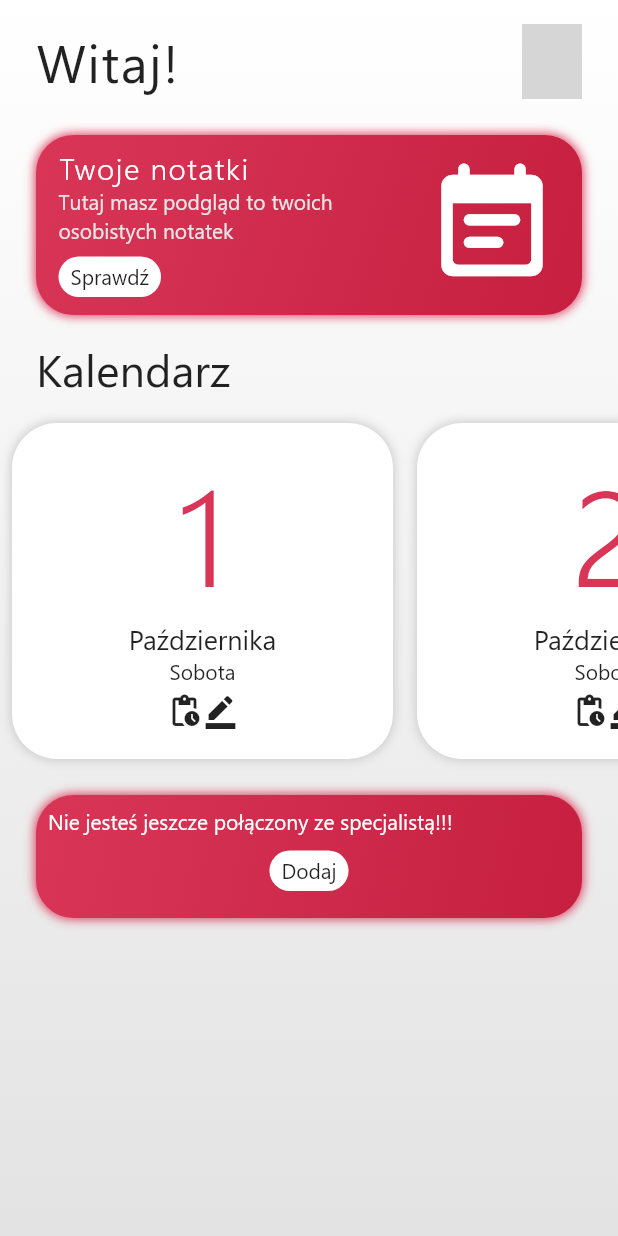
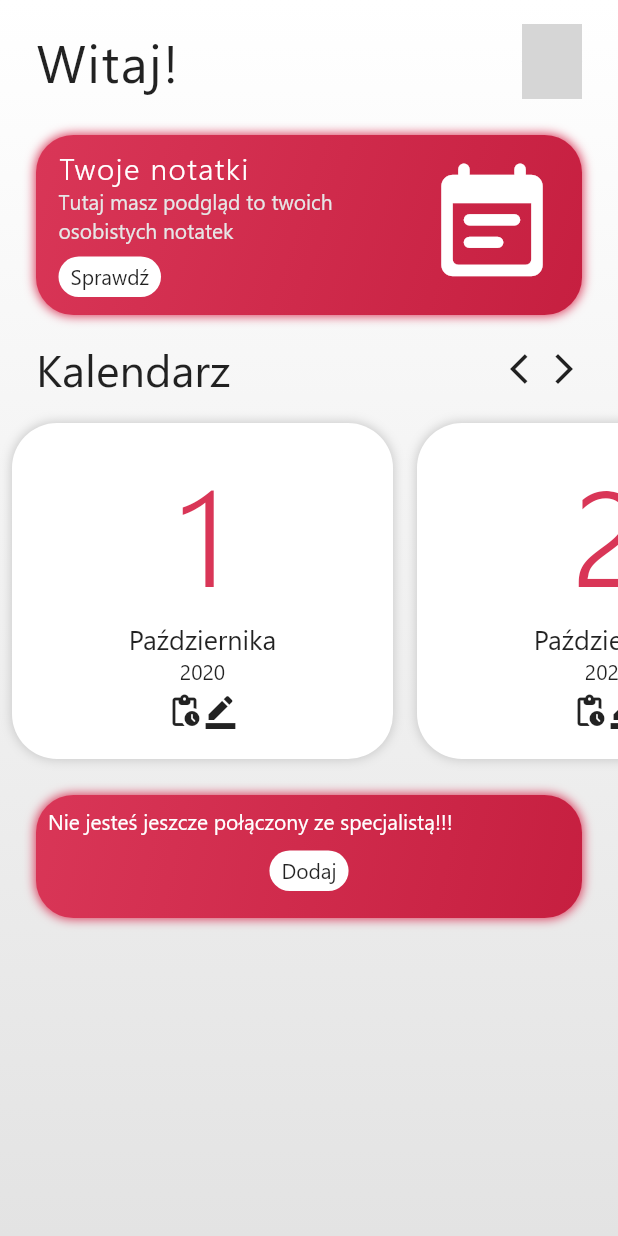
Before and after one commit to krzygrzywygrzy/Razio, a Flutter app: the Dashbord screen opened by its route, on a phone screen of 412 x 824 dp. Run offline on Flutter 3.47's test engine with Material 2 defaults, Android fonts, the phone set to English and light mode, and no system bars; our stand-ins replace email_validator, flutter_redux, redux; network calls fail; grey boxes are pictures that could not be loaded.

```diff
--- a/lib/components/cards/calendar_card.dart
+++ b/lib/components/cards/calendar_card.dart
@@ -1,10 +1,32 @@
 import 'package:flutter/material.dart';
 
 class CalendarCard extends StatelessWidget {
-  const CalendarCard({this.onTap, this.month, this.day});
+  const CalendarCard(
+      {this.onTap, this.month, this.day, this.year, this.visit, this.psyNote});
   final Function onTap;
   final String month;
+  final int year;
   final int day;
+  final bool visit, psyNote;
+
+  List<Widget> bottomIcons() {
+    List<Widget> list = [];
+    if (visit != null && psyNote != null) {
+      visit == true
+          ? list.add(
+              Icon(
+                Icons.pending_actions_rounded,
+              ),
+            )
+          : print("");
+      psyNote == true
+          ? list.add(
+              Icon(Icons.border_color),
+            )
+          : print("");
+    }
+    return list;
+  }
 
   @override
   Widget build(BuildContext context) {
@@ -33,16 +55,15 @@ class CalendarCard extends StatelessWidget {
                     fontSize: 18,
                   ),
                 ),
-                Text("Sobota"),
+                Text(
+                  "$year",
+                ),
                 SizedBox(
                   height: 5,
                 ),
                 Row(
                   mainAxisAlignment: MainAxisAlignment.center,
-                  children: [
-                    Icon(Icons.pending_actions_outlined),
-                    Icon(Icons.border_color)
-                  ],
+                  children: bottomIcons(),
                 ),
               ],
             ),
--- a/lib/components/family_components/family_card.dart
+++ b/lib/components/family_components/family_card.dart
@@ -17,7 +17,9 @@ class FamilyCard extends StatelessWidget {
             Row(
               mainAxisAlignment: MainAxisAlignment.spaceAround,
               children: [
-                Awatar(),
+                Avatar(
+                  size: 60,
+                ),
                 Column(
                   crossAxisAlignment: CrossAxisAlignment.start,
                   children: [
--- a/lib/components/interaction_components/bottom_sheet.dart
+++ b/lib/components/interaction_components/bottom_sheet.dart
@@ -31,7 +31,6 @@ class ShowBottomSheet {
                     obscure: false,
                     onChanged: (value) {
                       name = value;
-                      print(name);
                     },
                   ),
                   Padding(
--- a/lib/components/user_dashboard.dart
+++ b/lib/components/user_dashboard.dart
@@ -5,16 +5,16 @@ import 'package:mental_health/components/cards/colored_card.dart';
 import 'package:mental_health/components/interaction_components/little_button.dart';
 import 'package:mental_health/models/primaryData.dart';
 import 'package:mental_health/services/allert.dart';
-import 'package:mental_health/services/calendar_data.dart';
+import 'package:mental_health/services/calendar_services.dart';
 import 'package:mental_health/views/calendar_day_view.dart';
 import '../const.dart';
 import 'package:mental_health/main.dart';
 import "package:mental_health/components/interaction_components/bottom_sheet.dart";
-
 import 'avatar.dart';
 
 class UserDashboard extends StatefulWidget {
-  UserDashboard({Key key}) : super(key: key);
+  UserDashboard({this.index});
+  final int index;
 
   @override
   _UserDashboardState createState() => _UserDashboardState();
@@ -27,8 +27,9 @@ class _UserDashboardState extends State<UserDashboard> {
   @override
   void initState() {
     month = DateTime.now().month - 1;
+    year = DateTime.now().year;
     days = dayInMonth(month);
-    year = DateTime.now().year;
+
     super.initState();
   }
 
@@ -36,7 +37,6 @@ class _UserDashboardState extends State<UserDashboard> {
     switch (month) {
       case 1:
         return 28;
-        break;
       case 0:
       case 2:
       case 4:
@@ -45,7 +45,6 @@ class _UserDashboardState extends State<UserDashboard> {
       case 9:
       case 11:
         return 31;
-        break;
       case 3:
       case 5:
       case 8:
@@ -63,6 +62,7 @@ class _UserDashboardState extends State<UserDashboard> {
       child: Column(
         children: [
           Row(
+            mainAxisAlignment: MainAxisAlignment.spaceBetween,
             children: [
               Padding(
                 padding:
@@ -75,6 +75,56 @@ class _UserDashboardState extends State<UserDashboard> {
                       fontSize: 30,
                     ),
                   ),
+                ),
+              ),
+              Padding(
+                padding:
+                    const EdgeInsets.symmetric(horizontal: 24, vertical: 8),
+                child: Row(
+                  children: [
+                    GestureDetector(
+                      onTap: () {
+                        setState(
+                          () {
+                            if (month != 0) {
+                              month--;
+                              days = dayInMonth(month + 1);
+                            } else {
+                              year--;
+                              month = 11;
+                              days = dayInMonth(month + 1);
+                            }
+                          },
+                        );
+                        CalendarServices.getNotesForMonth(
+                            store.state.families[widget.index].familyId,
+                            month,
+                            context);
+                      },
+                      child: Icon(Icons.arrow_back_ios),
+                    ),
+                    GestureDetector(
+                      onTap: () {
+                        setState(
+                          () {
+                            if (month != 11) {
+                              days = dayInMonth(month + 1);
+                              month++;
+                            } else {
+                              year++;
+                              month = 0;
+                              days = dayInMonth(month + 1);
+                            }
+                            CalendarServices.getNotesForMonth(
+                                store.state.families[widget.index].familyId,
+                                month,
+                                context);
+                          },
+                        );
+                      },
+                      child: Icon(Icons.arrow_forward_ios),
+                    ),
+                  ],
                 ),
               ),
             ],
@@ -90,6 +140,9 @@ class _UserDashboardState extends State<UserDashboard> {
                   child: CalendarCard(
                     month: months[month],
                     day: index + 1,
+                    year: year,
+                    psyNote: true,
+                    visit: true,
                     onTap: () {
                       if (store.state.families.length != 0) {
                         Navigator.push(
@@ -98,7 +151,8 @@ class _UserDashboardState extends State<UserDashboard> {
                             builder: (context) => DayView(
                               day: index + 1,
                               month: month,
-                              year: year, //TODO: chceck with year
+                              year: year,
+                              index: 0,
                             ),
                           ),
                         );
@@ -125,13 +179,16 @@ class _UserDashboardState extends State<UserDashboard> {
             child: StoreConnector<PrimaryData, PrimaryData>(
               converter: (store) => store.state,
               builder: (context, state) {
+                if (store.state.userInfo.role == USER_ROLE) {
                   if (store.state.families.length != 0) {
                     return Expanded(
                       child: Padding(
                         padding: const EdgeInsets.all(8.0),
                         child: Row(
                           children: [
-                          Awatar(),
+                            Avatar(
+                              size: 60,
+                            ),
                             Column(
                               children: [
                                 Text(
@@ -141,7 +198,8 @@ class _UserDashboardState extends State<UserDashboard> {
                                   ),
                                 ),
                                 Text(
-                                store.state.families[0].psychologistNames,
+                                  store.state.families[widget.index]
+                                      .psychologistNames,
                                   style: TextStyle(
                                     color: Colors.white,
                                     fontSize: 20,
@@ -183,6 +241,9 @@ class _UserDashboardState extends State<UserDashboard> {
                       ),
                     );
                   }
+                } else {
+                  return Container();
+                }
               },
             ),
           ),
--- a/lib/models/calendarNote.dart
+++ b/lib/models/calendarNote.dart
@@ -7,7 +7,7 @@ class CalendarNote {
   CalendarNote({this.message, this.userId, this.userRole, this.date});
 
   CalendarNote.fromJson(Map<String, dynamic> json)
-      : message = json['messasge'],
+      : message = json['message'],
         userId = json['userId'],
         userRole = json['userRole'];
 }
--- a/lib/models/privateNote.dart
+++ b/lib/models/privateNote.dart
@@ -1,16 +1,12 @@
 import 'date.dart';
 
 class PrivateNote {
-  String message;
+  String message, id;
   Date creationDate;
 
-  PrivateNote({this.creationDate, this.message});
+  PrivateNote({this.creationDate, this.message, this.id});
 
-  PrivateNote.fromJson(Map<String, dynamic> json) : message = json['message'];
-
-  List<PrivateNote> listFromJson(List<dynamic> json) {
-    return json == null
-        ? List<PrivateNote>()
-        : json.map((value) => PrivateNote.fromJson(value)).toList();
-  }
+  PrivateNote.fromJson(Map<String, dynamic> json)
+      : message = json['message'],
+        id = json["id"];
 }
--- a/lib/redux/actions.dart
+++ b/lib/redux/actions.dart
@@ -1,12 +1,15 @@
+import 'package:mental_health/models/calendarNote.dart';
 import 'package:mental_health/models/family.dart';
 import 'package:mental_health/models/primaryData.dart';
 import 'package:mental_health/models/privateNote.dart';
 
+//log in
 class LogInState {
   final PrimaryData payload;
   LogInState(this.payload);
 }
 
+// edit users personal data
 class EditName {
   final String payloadName;
   final String payloadSurname;
@@ -14,18 +17,33 @@ class EditName {
   EditName(this.payloadName, this.payloadSurname);
 }
 
+//add to family
 class AddFamily {
   final Family payload;
   AddFamily(this.payload);
 }
 
+//add private note
 class AddPrivateNote {
   final PrivateNote payload;
   AddPrivateNote(this.payload);
 }
 
+//edit private note
 class EditPrivateNote {
   final String message;
   final int index;
   EditPrivateNote({this.message, this.index});
 }
+
+//add note to callendar
+class AddNoteInCallendar {
+  final CalendarNote payload;
+  AddNoteInCallendar({this.payload});
+}
+
+// update notes list when month changed
+class UpdateCalendarNotesList {
+  final List<CalendarNote> payload;
+  UpdateCalendarNotesList({this.payload});
+}
--- a/lib/redux/reducers.dart
+++ b/lib/redux/reducers.dart
@@ -15,5 +15,9 @@ PrimaryData reducer(PrimaryData prevState, dynamic action) {
   if (action is EditPrivateNote) {
     newState.privateNotes[action.index].message = action.message;
   }
+  if (action is AddNoteInCallendar) {
+    print(action.payload.message);
+    newState.families[0].calendarNotes.add(action.payload);
+  }
   return newState;
 }
--- a/lib/services/private_notes_services.dart
+++ b/lib/services/private_notes_services.dart
@@ -18,7 +18,7 @@ class PNotesServices {
     try {
       http
           .post(
-        "$URL" + "$api",
+        Uri.encodeFull("$URL" + "$api"),
         headers: headers,
         body: requestBody,
       )
--- a/lib/views/dashbord.dart
+++ b/lib/views/dashbord.dart
@@ -118,7 +118,9 @@ class _DashbordState extends State<Dashbord> {
                   if (store.state.userInfo.role == "PSY") {
                     return FamiliesList();
                   } else
-                    return UserDashboard();
+                    return UserDashboard(
+                      index: 0,
+                    );
                 },
               ),
             ],
--- a/lib/views/log_in_page.dart
+++ b/lib/views/log_in_page.dart
@@ -21,7 +21,7 @@ class _LogInPageState extends State<LogInPage> {
     if (password != "" && EmailValidator.validate(email) == true) {
       try {
         // get data from server
-        PrimaryData pd = await LogIn.logIn(email, password);
+        PrimaryData pd = await LogIn.logIn(email, password, context);
 
         //add to store
         StoreProvider.of<PrimaryData>(context).dispatch(LogInState(pd));
@@ -124,6 +124,7 @@ class _LogInPageState extends State<LogInPage> {
                       label: "Zaloguj",
                       toDo: () {
                         logIn();
+                        //TODO: show spinner
                       },
                     ),
                     SizedBox(
--- a/lib/views/register_page.dart
+++ b/lib/views/register_page.dart
@@ -35,7 +35,7 @@ class _RegisterPageState extends State<RegisterPage> {
         String response =
             await Register.register(email, password, name, surname, role);
         if (response == "200") {
-          PrimaryData pd = await LogIn.logIn(email, password);
+          PrimaryData pd = await LogIn.logIn(email, password, context);
           //add to store
           StoreProvider.of<PrimaryData>(context).dispatch(LogInState(pd));
           Navigator.pushNamed(context, "/dashboard");
```
Also changed, not shown: lib/components/avatar.dart (+6 -6 lines), lib/components/family_components/families_list.dart (+12 -29 lines), lib/models/date.dart (+6 -6 lines), lib/services/calendar_services.dart (added, +86 -0 lines), lib/services/log_in.dart (+10 -4 lines), lib/views/calendar_day_view.dart (+58 -28 lines), lib/views/private_notes_page.dart (+5 -5 lines), lib/views/psy_family_view.dart (added, +61 -0 lines). Lines whose indentation alone changed are shown as unchanged.
